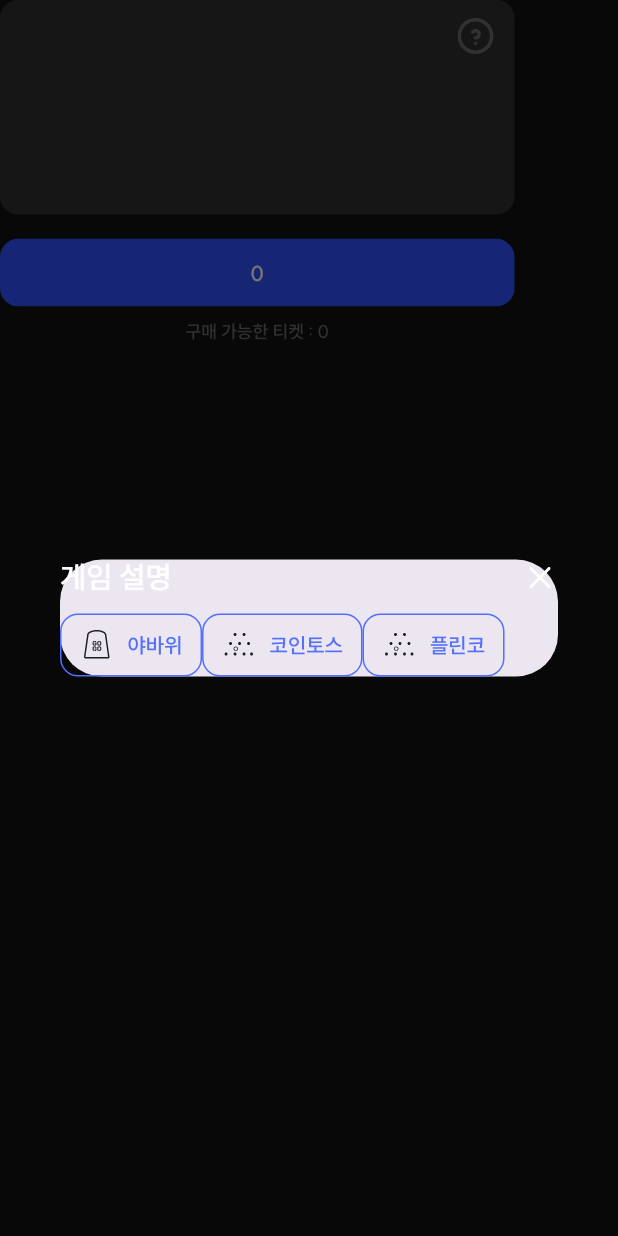
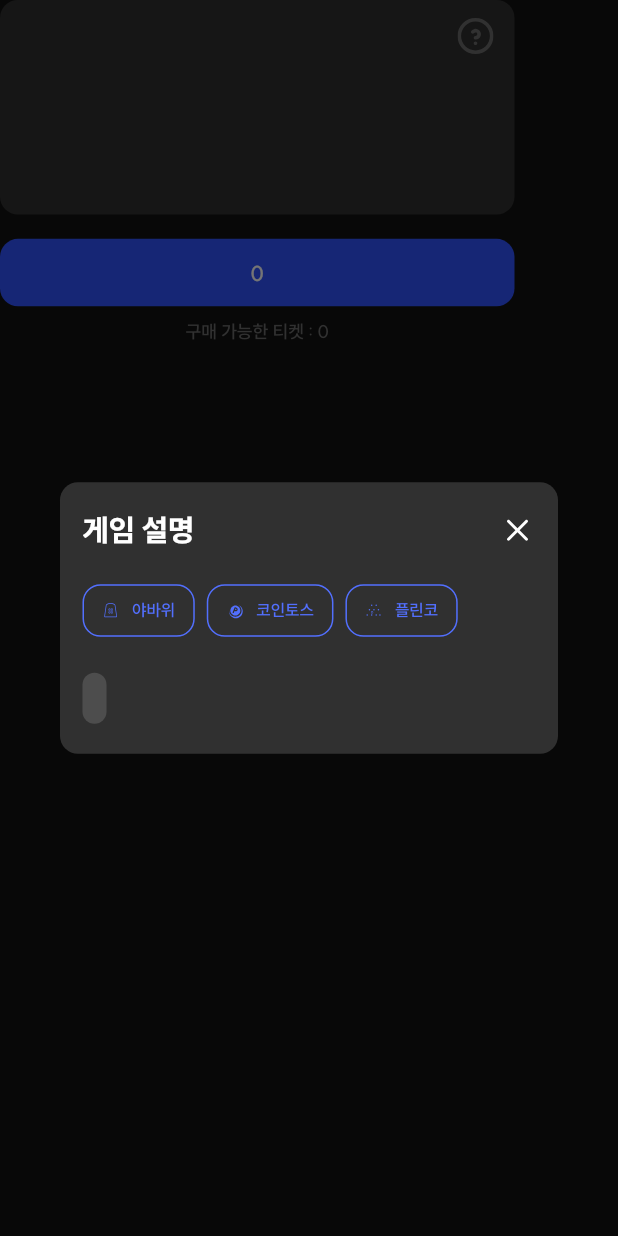
Before and after one commit to team-gogo/GOGO-App, a Flutter app: the MinigameSelectComponent widget shown alone on an empty page, opened directly with empty values, after a tap on an icon or button, on a phone screen of 412 x 824 dp. Run offline on Flutter 3.47's test engine with Material 3 defaults, Android fonts, the light colour scheme and no system bars; our stand-ins replace bloc, dio, firebase_auth, firebase_core, firebase_messaging, flutter_bloc and 9 more; accounts and stored records are empty; generated files the repository leaves out were written again.

Commit message:
✨:: Blco 상태관리 추가가

```diff
--- a/lib/presentation/minigame/screen/minigame_screen.dart
+++ b/lib/presentation/minigame/screen/minigame_screen.dart
@@ -1,9 +1,10 @@
 import 'package:flutter/material.dart';
+import 'package:flutter_bloc/flutter_bloc.dart';
 import 'package:flutter_screenutil/flutter_screenutil.dart';
-import 'package:go_router/go_router.dart';
 import 'package:gogo_app/design_system/theme/color.dart';
 import 'package:gogo_app/design_system/theme/icon.dart';
 import 'package:gogo_app/design_system/theme/typography.dart';
+import 'package:gogo_app/presentation/minigame/bloc/minigame_bloc.dart';
 import 'package:gogo_app/presentation/minigame/widgets/minigame_select_component.dart';
 
 class MinigameScreen extends StatelessWidget {
@@ -13,7 +14,9 @@ class MinigameScreen extends StatelessWidget {
 
   @override
   Widget build(BuildContext context) {
-    return Scaffold(
+    return BlocProvider(
+      create: (context) => MinigameDescriptionBloc(),
+      child: Scaffold(
         body: ListView(
           children: [
             // 티켓 정보 및 구매
@@ -138,6 +141,7 @@ class MinigameScreen extends StatelessWidget {
             ),
           ],
         ),
+      ),
     );
   }
 }
--- a/lib/presentation/minigame/widgets/minigame_select_component.dart
+++ b/lib/presentation/minigame/widgets/minigame_select_component.dart
@@ -1,10 +1,13 @@
 import 'package:flutter/material.dart';
+import 'package:flutter_bloc/flutter_bloc.dart';
 import 'package:flutter_screenutil/flutter_screenutil.dart';
 import 'package:go_router/go_router.dart';
 import 'package:gogo_app/design_system/theme/color.dart';
 import 'package:gogo_app/design_system/theme/icon.dart';
 import 'package:gogo_app/design_system/theme/typography.dart';
-import 'package:gogo_app/presentation/minigame/widgets/minigame_explanation_modal.dart';
+import 'package:gogo_app/presentation/minigame/bloc/minigame_bloc.dart';
+import 'package:gogo_app/presentation/minigame/bloc/minigame_event.dart';
+import 'package:gogo_app/presentation/minigame/widgets/Minigame_description_popup.dart';
 import 'package:gogo_app/presentation/minigame/widgets/minigame_topbar.dart';
 import 'package:gogo_app/router.dart';
 
@@ -64,11 +67,19 @@ class MinigameSelectComponent extends StatelessWidget {
                 top: 12,
                 child: GogoIcons.questionMarkCircle(
                   onTap: () {
+                    context
+                        .read<MinigameDescriptionBloc>()
+                        .add(ChangeCategory(minigameName: gameName));
                     showDialog(
                         context: context,
-                        builder: (context) {
-                          return MinigameExplanationModal(
-                              minigameName: gameName);
+                        barrierDismissible: false,
+                        builder: (dialogcontext) {
+                          return BlocProvider.value(
+                            value: BlocProvider.of<MinigameDescriptionBloc>(
+                                context),
+                            child: MinigameDescriptionPopup(
+                                minigameName: gameName),
+                          );
                         });
                   },
                   color: GogoColors.gray500,
```
Lines whose indentation alone changed are shown as unchanged.
